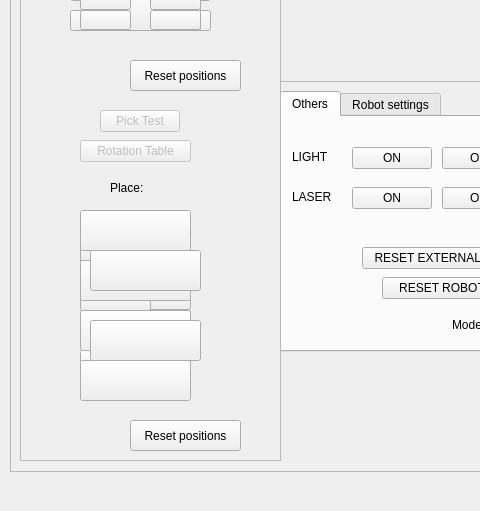
asoriano1/rqt_kuka, file resource/RqtKuka.ui: the form before one commit; both pictures show x 0 to 480 and y 419 to 930 of the 1014 by 1052 pixel window.
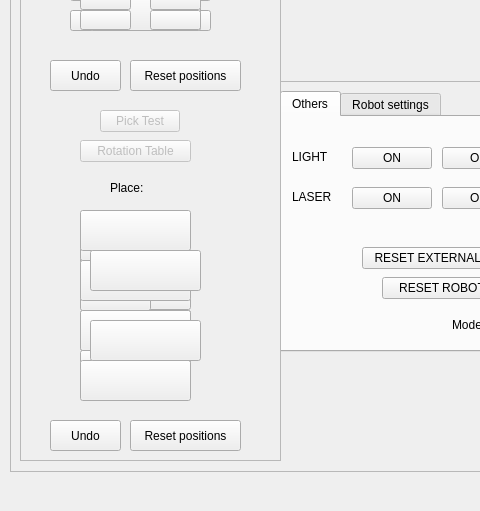
The form after the commit. Icons and pictures are not drawn.

Commit message: added undo button and some fixes

What changed in the file:
```diff
--- a/resource/RqtKuka.ui
+++ b/resource/RqtKuka.ui
@@ -3809,6 +3809,32 @@
        <bool>false</bool>
       </property>
      </widget>
+     <widget class="QPushButton" name="undoPositions_Button_pick">
+      <property name="geometry">
+       <rect>
+        <x>30</x>
+        <y>300</y>
+        <width>71</width>
+        <height>31</height>
+       </rect>
+      </property>
+      <property name="text">
+       <string>Undo</string>
+      </property>
+     </widget>
+     <widget class="QPushButton" name="undoPositions_Button_place">
+      <property name="geometry">
+       <rect>
+        <x>30</x>
+        <y>660</y>
+        <width>71</width>
+        <height>31</height>
+       </rect>
+      </property>
+      <property name="text">
+       <string>Undo</string>
+      </property>
+     </widget>
      <zorder>background_plate_pick</zorder>
      <zorder>background_plate</zorder>
      <zorder>MoveToTable_Button</zorder>
```
Left out of the diff: 298 changed lines with no effect on the pictures. The commit also changes 1 other file.
